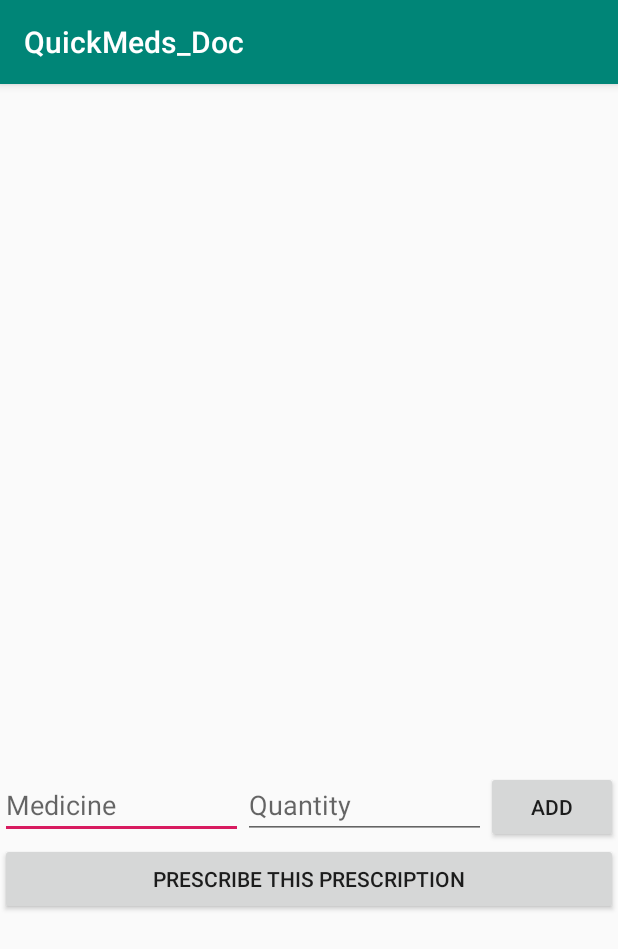
After one commit to SRM-Hackathon/Harshit-Agarwal, an Android app: the WritingPrescriptionActivity screen opened directly, with no data from a screen before it, on a phone screen of 412 x 824 dp. The commit adds this screen. Shown: the top 949 px of the screen. Run offline under Robolectric (Android 15) with nearby library versions, the phone set to English and light mode, and no system bars; our stand-ins replace Firebase (no records; nobody signed in at launch, a user with empty details on screens opened directly).

Commit message:
Doctor App

```diff
--- a/QuickMeds_Doc/app/src/main/AndroidManifest.xml
+++ b/QuickMeds_Doc/app/src/main/AndroidManifest.xml
@@ -17,7 +17,9 @@
             </intent-filter>
         </activity>
         <activity android:name=".SignupActivity" />
-        <activity android:name=".docHome"></activity>
+        <activity android:name=".docHome" />
+        <activity android:name=".PrescriptionActivity" />
+        <activity android:name=".WritingPrescriptionActivity"></activity>
     </application>
 
 </manifest>
--- /dev/null
+++ b/QuickMeds_Doc/app/src/main/java/com/example/harshitagrawal/quickmeds_doc/WritingPrescriptionActivity.java
@@ -0,0 +1,69 @@
+package com.example.harshitagrawal.quickmeds_doc;
+
+import android.content.Intent;
+import android.support.v7.app.AppCompatActivity;
+import android.os.Bundle;
+import android.view.View;
+import android.widget.ArrayAdapter;
+import android.widget.EditText;
+import android.widget.ListView;
+import android.widget.Toast;
+
+import com.google.firebase.database.DatabaseReference;
+import com.google.firebase.database.FirebaseDatabase;
+
+import java.util.ArrayList;
+
+public class WritingPrescriptionActivity extends AppCompatActivity {
+
+    ListView prescription;
+    ArrayList<String> medicine;
+    ArrayList<String> quantity;
+    ArrayList<String> combined;
+
+    String userName,docName;
+    EditText med,quan;
+
+
+    DatabaseReference prescriptions;
+    public void givePrescription(View view)
+    {
+        String id=prescriptions.push().getKey();
+        PrescriptionList prescriptionList=new PrescriptionList(docName,medicine,quantity);
+        prescriptions.setValue(prescriptionList);
+    }
+
+    public void add(View view)
+    {
+        String medName,medQuan;
+        medName=med.getText().toString().trim();
+        medQuan=quan.getText().toString().trim();
+        if(medName.length()==0||medQuan.length()==0)
+        {
+            Toast.makeText(getApplicationContext(),"Enter value",Toast.LENGTH_SHORT).show();
+            return;
+        }
+        combined.add(medName+",Quantity:"+medQuan);
+        ArrayAdapter<String> arrayAdapter=new ArrayAdapter<String>(this,android.R.layout.simple_list_item_1,combined);
+        prescription.setAdapter(arrayAdapter);
+
+    }
+
+    @Override
+    protected void onCreate(Bundle savedInstanceState) {
+        super.onCreate(savedInstanceState);
+        setContentView(R.layout.activity_writing_prescription);
+        prescription=findViewById(R.id.prescription);
+        Intent intt=getIntent();
+        userName=PrescriptionActivity.USER_NAME;
+        docName=PrescriptionActivity.DOC_NAME;
+        medicine=new ArrayList<String>();
+        quantity=new ArrayList<String>();
+        combined=new ArrayList<String>();
+        prescriptions= FirebaseDatabase.getInstance().getReference("prescriptions").child(userName);
+
+        med=findViewById(R.id.medName);
+        quan=findViewById(R.id.medQuant);
+
+    }
+}
--- a/QuickMeds_Doc/app/src/main/res/layout/activity_home_doc.xml
+++ b/QuickMeds_Doc/app/src/main/res/layout/activity_home_doc.xml
@@ -37,6 +37,7 @@
             android:layout_width="match_parent"
             android:layout_height="wrap_content"
             android:layout_margin="5dp"
+            android:onClick="prescribeUser"
             android:padding="10dp"
             android:text="Give Prescription" />
 
--- /dev/null
+++ b/QuickMeds_Doc/app/src/main/res/layout/activity_writing_prescription.xml
@@ -0,0 +1,65 @@
+<?xml version="1.0" encoding="utf-8"?>
+<RelativeLayout xmlns:android="http://schemas.android.com/apk/res/android"
+    xmlns:app="http://schemas.android.com/apk/res-auto"
+    xmlns:tools="http://schemas.android.com/tools"
+    android:layout_width="match_parent"
+    android:layout_height="match_parent"
+    tools:context=".WritingPrescriptionActivity">
+
+    <LinearLayout
+        android:layout_width="match_parent"
+        android:layout_height="match_parent"
+        android:orientation="vertical">
+
+        <ListView
+            android:id="@+id/prescription"
+            android:layout_width="wrap_content"
+            android:layout_height="458dp" />
+
+        <LinearLayout
+            android:layout_width="match_parent"
+            android:layout_height="match_parent"
+            android:layout_weight="1"
+            android:orientation="vertical">
+
+            <LinearLayout
+                android:layout_width="match_parent"
+                android:layout_height="wrap_content"
+                android:orientation="horizontal">
+
+                <EditText
+                    android:id="@+id/medName"
+                    android:layout_width="wrap_content"
+                    android:layout_height="wrap_content"
+                    android:layout_weight="1"
+                    android:ems="10"
+                    android:hint="Medicine"
+                    android:inputType="textPersonName" />
+
+                <EditText
+                    android:id="@+id/medQuant"
+                    android:layout_width="wrap_content"
+                    android:layout_height="wrap_content"
+                    android:layout_weight="1"
+                    android:ems="10"
+                    android:hint="Quantity"
+                    android:inputType="number" />
+
+                <Button
+                    android:id="@+id/addMed"
+                    android:layout_width="wrap_content"
+                    android:layout_height="wrap_content"
+                    android:layout_weight="0"
+                    android:onClick="add"
+                    android:text="Add" />
+            </LinearLayout>
+
+            <Button
+                android:id="@+id/button9"
+                android:layout_width="match_parent"
+                android:layout_height="wrap_content"
+                android:onClick="givePrescription"
+                android:text="Prescribe This prescription" />
+        </LinearLayout>
+    </LinearLayout>
+</RelativeLayout>
```
Also changed, not shown: QuickMeds_Doc/app/src/main/java/com/example/harshitagrawal/quickmeds_doc/MainActivity.java (+9 -4 lines), QuickMeds_Doc/app/src/main/java/com/example/harshitagrawal/quickmeds_doc/PrescriptionActivity.java (added, +82 -0 lines), QuickMeds_Doc/app/src/main/java/com/example/harshitagrawal/quickmeds_doc/PrescriptionList.java (added, +31 -0 lines), QuickMeds_Doc/app/src/main/java/com/example/harshitagrawal/quickmeds_doc/UserProfiles.java (added, +49 -0 lines), QuickMeds_Doc/app/src/main/java/com/example/harshitagrawal/quickmeds_doc/docHome.java (+20 -0 lines), QuickMeds_Doc/app/src/main/res/layout/activity_prescription.xml (added, +37 -0 lines).
